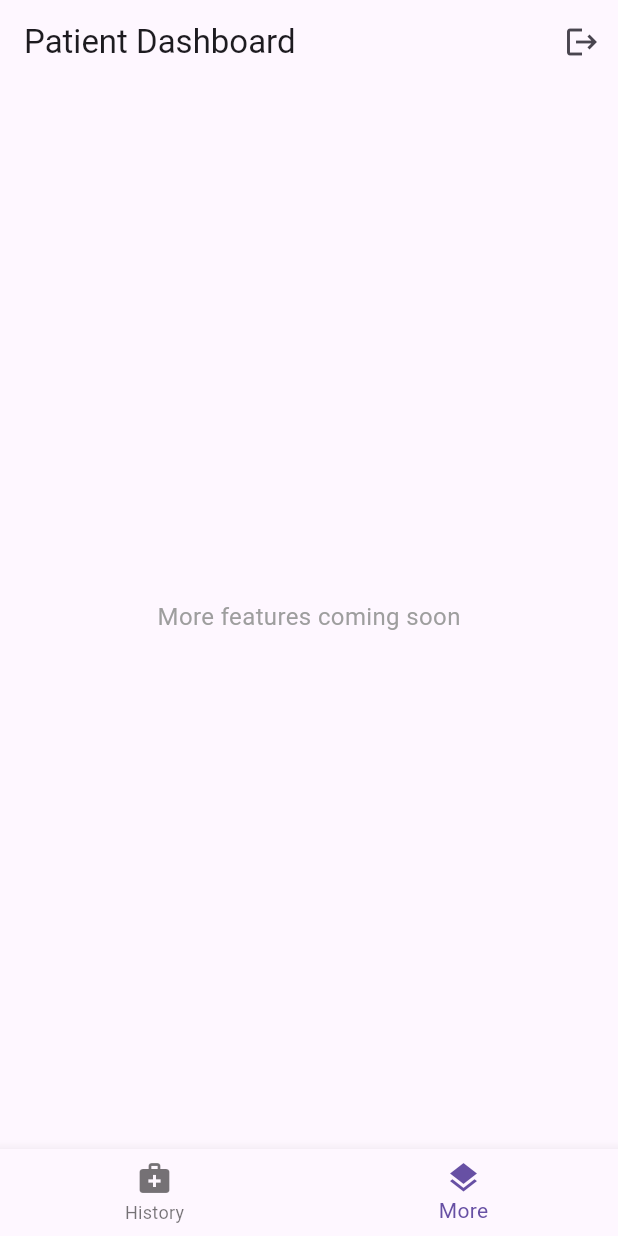
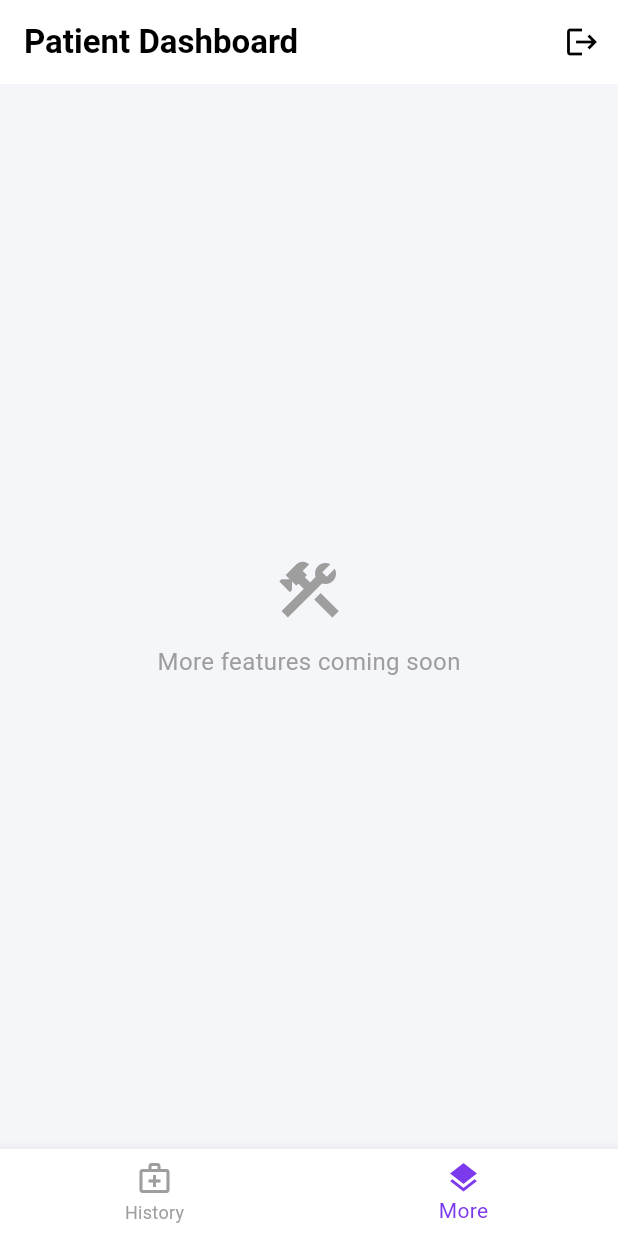
Before and after one commit to AaditAntony/health-connect, a Flutter app: the screen it shows once a user with an empty profile is signed in, item 2 of the bottom bar chosen, on a phone screen of 412 x 824 dp. Run offline on Flutter 3.47's test engine with Material 3 defaults, Android fonts, the phone set to English and light mode, and no system bars; our stand-ins replace cloud_firestore, file_picker, firebase_auth, firebase_core; accounts and stored records are empty.

Commit message:
the dashboard -ui is done

```diff
--- a/lib/patient/patient_dashboard.dart
+++ b/lib/patient/patient_dashboard.dart
@@ -37,7 +37,10 @@ class _PatientDashboardState extends State<PatientDashboard> {
   Widget build(BuildContext context) {
     if (patientId == null) {
       return const Scaffold(
-        body: Center(child: CircularProgressIndicator()),
+        backgroundColor: Color(0xFFF5F6FA),
+        body: Center(
+          child: CircularProgressIndicator(),
+        ),
       );
     }
 
@@ -47,29 +50,57 @@ class _PatientDashboardState extends State<PatientDashboard> {
     ];
 
     return Scaffold(
+      backgroundColor: const Color(0xFFF5F6FA),
+
+      // ================= APP BAR =================
       appBar: AppBar(
-        title: const Text("Patient Dashboard"),
+        elevation: 0,
+        backgroundColor: Colors.white,
+        foregroundColor: Colors.black,
+        title: const Text(
+          "Patient Dashboard",
+          style: TextStyle(fontWeight: FontWeight.bold),
+        ),
         actions: [
           IconButton(
+            tooltip: "Logout",
             icon: const Icon(Icons.logout),
             onPressed: () async {
               await FirebaseAuth.instance.signOut();
-              Navigator.pushReplacement(context, MaterialPageRoute(builder:(context)=>PatientAuthPage()));
+              Navigator.pushReplacement(
+                context,
+                MaterialPageRoute(
+                  builder: (context) => const PatientAuthPage(),
+                ),
+              );
             },
           ),
         ],
       ),
-      body: pages[currentIndex],
+
+      // ================= BODY =================
+      body: AnimatedSwitcher(
+        duration: const Duration(milliseconds: 250),
+        child: pages[currentIndex],
+      ),
+
+      // ================= BOTTOM NAV =================
       bottomNavigationBar: BottomNavigationBar(
         currentIndex: currentIndex,
         onTap: (index) => setState(() => currentIndex = index),
+        backgroundColor: Colors.white,
+        selectedItemColor: const Color(0xFF7C3AED),
+        unselectedItemColor: Colors.grey,
+        type: BottomNavigationBarType.fixed,
         items: const [
           BottomNavigationBarItem(
-            icon: Icon(Icons.medical_services),
+            icon: Icon(Icons.medical_services_outlined),
+            activeIcon: Icon(Icons.medical_services),
             label: "History",
           ),
           BottomNavigationBarItem(
-            icon: Icon(Icons.layers),
+            icon: Icon(Icons.layers_outlined),
+            activeIcon: Icon(Icons.layers),
             label: "More",
           ),
         ],
@@ -85,12 +116,25 @@ class _PlaceholderPage extends StatelessWidget {
 
   @override
   Widget build(BuildContext context) {
-    return const Center(
-      child: Text(
-        "More features coming soon",
-        style: TextStyle(fontSize: 16, color: Colors.grey),
+    return Center(
+      child: Column(
+        mainAxisAlignment: MainAxisAlignment.center,
+        children: const [
+          Icon(
+            Icons.construction,
+            size: 48,
+            color: Colors.grey,
+          ),
+          SizedBox(height: 12),
+          Text(
+            "More features coming soon",
+            style: TextStyle(
+              fontSize: 16,
+              color: Colors.grey,
+            ),
+          ),
+        ],
       ),
     );
   }
 }
-// ok
```
